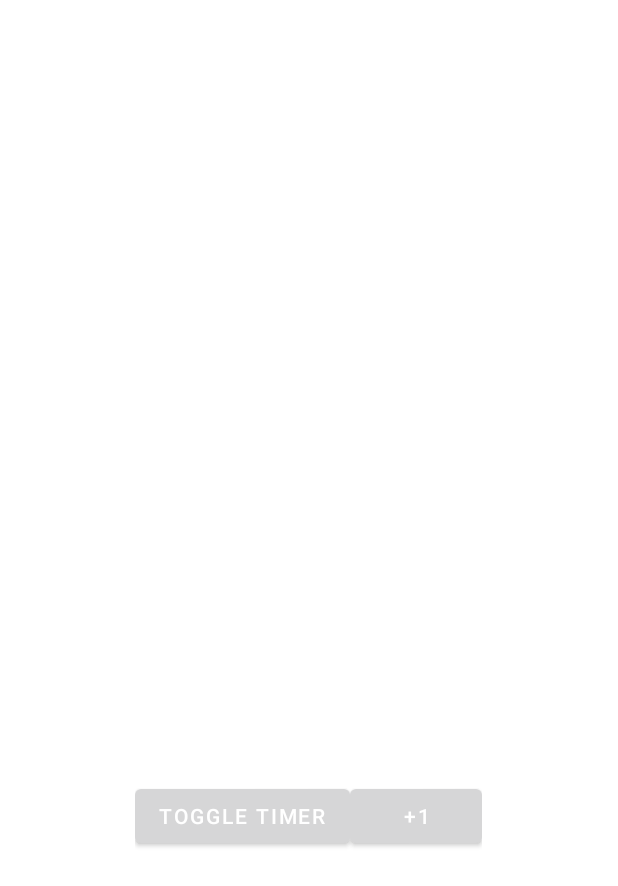
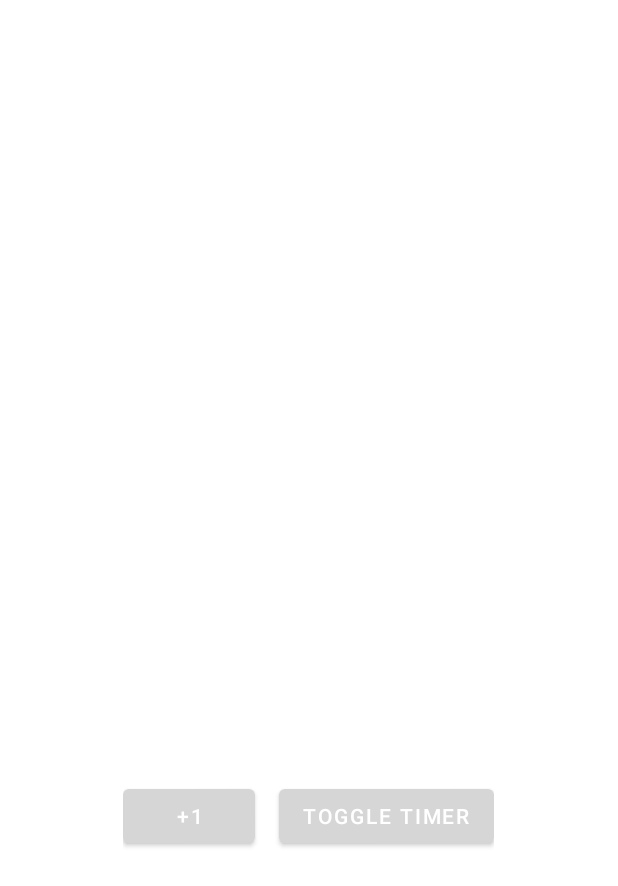
Before and after one commit to clementetb/ticktack, an Android app: the screen it shows after launch (MainActivity), on a phone screen of 412 x 824 dp. Shown: the top 886 px of the screen. Run offline under Robolectric (Android 15) with nearby library versions, the phone set to English and light mode, and no system bars; our stand-ins replace data binding; 8 statements that could not run were skipped.

Commit message:
Swap buttons positions

```diff
--- a/ticktack-java/examples/ButtonCounter/app/src/main/res/layout/activity_main.xml
+++ b/ticktack-java/examples/ButtonCounter/app/src/main/res/layout/activity_main.xml
@@ -18,13 +18,13 @@
       android:id="@+id/counter_display"
       android:layout_width="match_parent"
       android:layout_height="120dp"
+      android:layout_centerInParent="true"
       android:gravity="center"
-      app:autoSizeTextType="uniform"
+      android:text="@{viewmodel.ticks}"
+      app:autoSizeMaxTextSize="400dp"
       app:autoSizeMinTextSize="1sp"
-      app:autoSizeMaxTextSize="400dp"
       app:autoSizeStepGranularity="2sp"
-      android:layout_centerInParent="true"
-      android:text="@{viewmodel.ticks, default=dfasdf}" />
+      app:autoSizeTextType="uniform" />
 
     <LinearLayout
       android:layout_width="wrap_content"
@@ -34,19 +34,21 @@
       android:layout_marginTop="48dp">
 
       <com.google.android.material.button.MaterialButton
-        android:id="@+id/toggle_button"
-        android:layout_width="wrap_content"
-        android:layout_height="wrap_content"
-        android:onClick="@{viewmodel.onToggleTimer}"
-        android:text="@string/counter_toggle_timer" />
-
-      <com.google.android.material.button.MaterialButton
         android:id="@+id/increment_button"
         android:layout_width="wrap_content"
         android:layout_height="wrap_content"
         android:layout_below="@id/counter_display"
+        android:layout_marginRight="8dp"
         android:onClick="@{viewmodel.onIncrementCounter}"
         android:text="@string/counter_increment" />
+
+      <com.google.android.material.button.MaterialButton
+        android:id="@+id/toggle_button"
+        android:layout_width="wrap_content"
+        android:layout_height="wrap_content"
+        android:layout_marginLeft="8dp"
+        android:onClick="@{viewmodel.onToggleTimer}"
+        android:text="@string/counter_toggle_timer" />
     </LinearLayout>
   </RelativeLayout>
 </layout>
```
